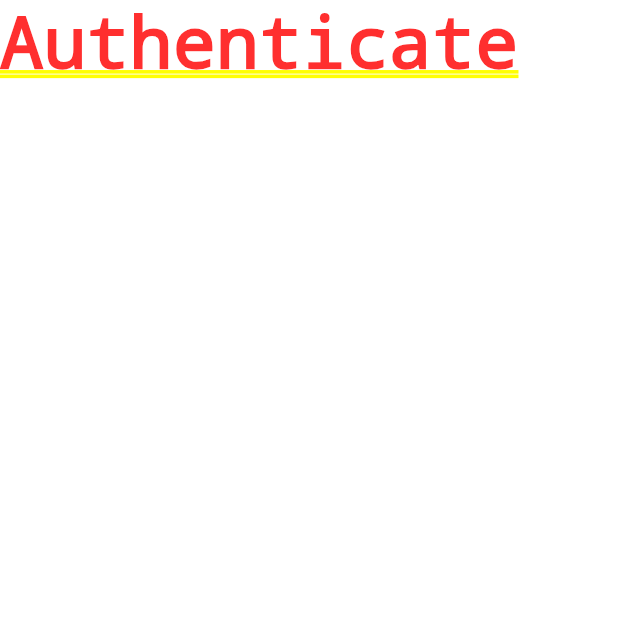
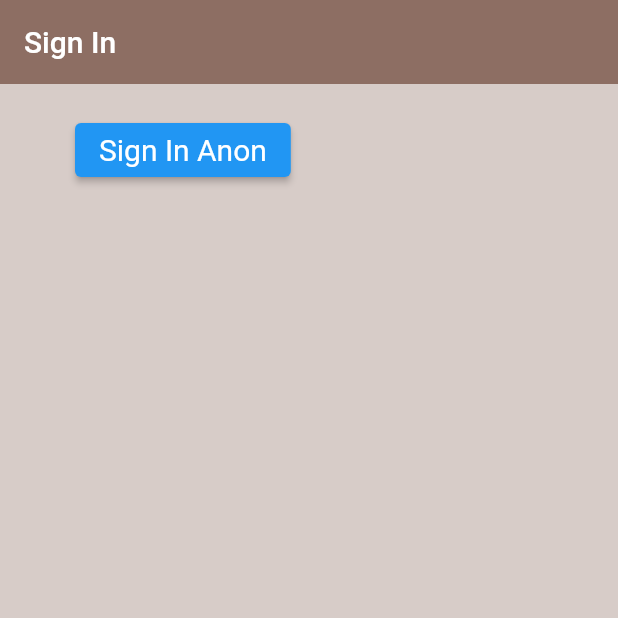
Before and after one commit to pushkardeshmukh1992/flutter-login, a Flutter app: the screen it shows after launch, on a phone screen of 412 x 824 dp, the top half of it. Run offline on Flutter 3.47's test engine with Material 2 defaults, Android fonts, the phone set to English and light mode, and no system bars; our stand-ins replace firebase_auth, firebase_core; accounts and stored records are empty.

Commit message:
Add AuthService and use anon login on button State WIP

```diff
--- /dev/null
+++ b/lib/screens/home/authenticate/sign_in.dart
@@ -0,0 +1,43 @@
+import 'package:demo_app/services/auth.dart';
+import 'package:flutter/material.dart';
+
+class SignIn extends StatefulWidget {
+  const SignIn({Key? key}) : super(key: key);
+
+  @override
+  State<SignIn> createState() => _SignInState();
+}
+
+class _SignInState extends State<SignIn> {
+  final AuthService _auth = AuthService();
+
+  @override
+  Widget build(BuildContext context) {
+    final ButtonStyle style =
+        ElevatedButton.styleFrom(textStyle: const TextStyle(fontSize: 20));
+
+    return Scaffold(
+      backgroundColor: Colors.brown[100],
+      appBar: AppBar(
+          backgroundColor: Colors.brown[400],
+          elevation: 0.0,
+          title: Text('Sign In')),
+      body: Container(
+          padding: const EdgeInsets.symmetric(vertical: 20.0, horizontal: 50.0),
+          child: ElevatedButton(
+            style: style,
+            onPressed: () async {
+              dynamic result = await _auth.signInAnon();
+
+              if (result == null) {
+                print('error signing in');
+              } else {
+                print('signed in');
+                print(result);
+              }
+            },
+            child: const Text('Sign In Anon'),
+          )),
+    );
+  }
+}
--- a/lib/screens/wrapper.dart
+++ b/lib/screens/wrapper.dart
@@ -1,4 +1,5 @@
 import 'package:demo_app/screens/home/authenticate/authenticate.dart';
+import 'package:demo_app/screens/home/authenticate/sign_in.dart';
 import 'package:demo_app/screens/home/home.dart';
 import 'package:flutter/material.dart';
 
@@ -8,6 +9,6 @@ class Wrapper extends StatelessWidget {
   @override
   Widget build(BuildContext context) {
     // return either Home or Authenticate widget
-    return Authenticate();
+    return SignIn();
   }
 }
```
Also changed, not shown: lib/services/auth.dart (added, +23 -0 lines).
